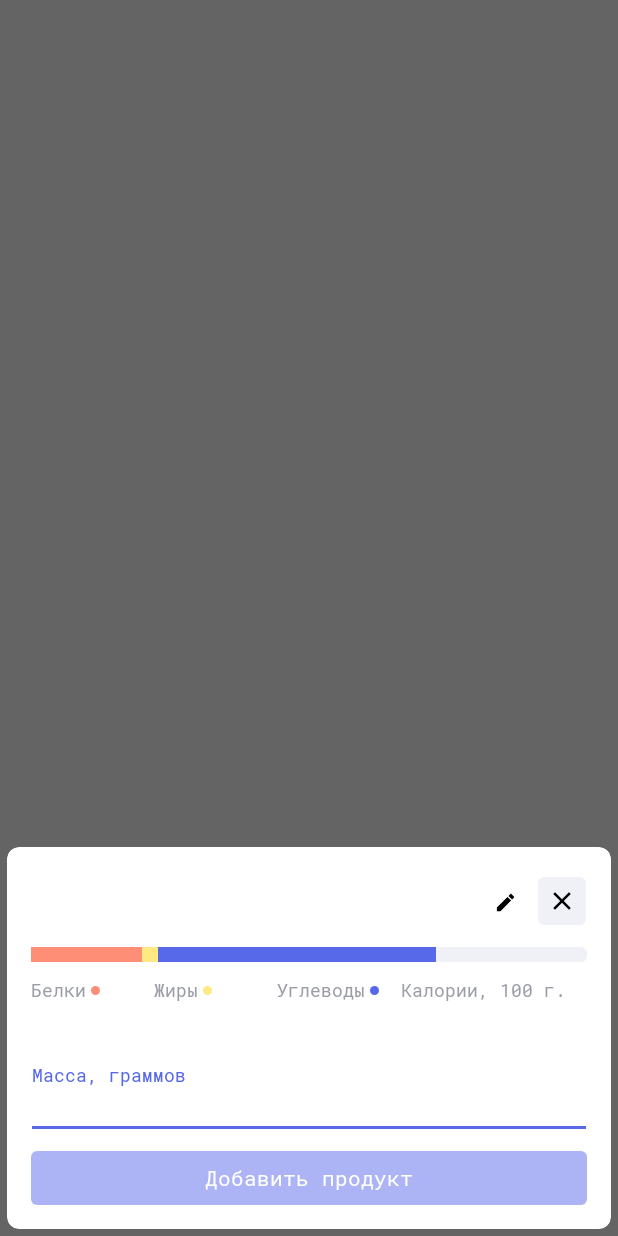
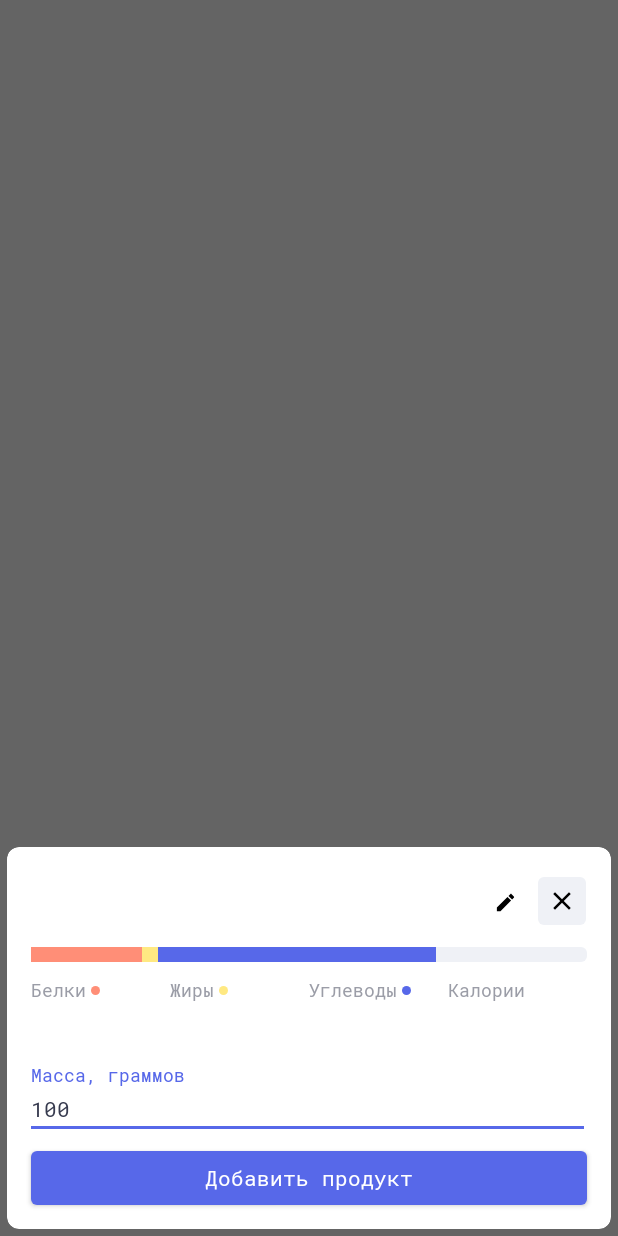
Before and after one commit to korablique/recipe_calculator, an Android app: the fragment CardDialog shown on its own in the app's theme, on a phone screen of 412 x 824 dp. Run offline under Robolectric (Android 15) with nearby library versions, the phone set to English and light mode, and no system bars; libraries missing offline, so code that uses them is left out: com.arlib.floatingsearchview; 12 statements that could not run were skipped.

Commit message:
Значения БЖУ в карточке показываются на введенную массу, прогрессбар всегда показывает БЖУ на 100 г
https://trello.com/c/sQp93ON6/

```diff
--- a/app/src/main/java/korablique/recipecalculator/model/Foodstuff.java
+++ b/app/src/main/java/korablique/recipecalculator/model/Foodstuff.java
@@ -141,4 +141,8 @@ public class Foodstuff implements Parcelable, Comparable<Foodstuff> {
             return false;
         }
     }
+
+    public Foodstuff recreateWithWeight(double weight) {
+        return new Foodstuff(name, weight, protein, fats, carbs, calories);
+    }
 }
--- a/app/src/main/java/korablique/recipecalculator/ui/NutritionValuesWrapper.java
+++ b/app/src/main/java/korablique/recipecalculator/ui/NutritionValuesWrapper.java
@@ -10,6 +10,7 @@ import android.view.ViewGroup;
 import android.widget.TextView;
 
 import korablique.recipecalculator.R;
+import korablique.recipecalculator.model.Foodstuff;
 import korablique.recipecalculator.model.Nutrition;
 
 public class NutritionValuesWrapper {
@@ -19,6 +20,7 @@ public class NutritionValuesWrapper {
     private TextView fatsTextView;
     private TextView carbsTextView;
     private TextView caloriesTextView;
+    private Foodstuff foodstuff;
 
     public NutritionValuesWrapper(Context context, ViewGroup layout) {
         this.layout = layout;
@@ -32,7 +34,7 @@ public class NutritionValuesWrapper {
         setNutritionTable(R.id.protein_layout, R.string.protein, R.drawable.new_card_protein_icon);
         setNutritionTable(R.id.fats_layout, R.string.fats, R.drawable.new_card_fats_icon);
         setNutritionTable(R.id.carbs_layout, R.string.carbs, R.drawable.new_card_carbs_icon);
-        setNutritionTable(R.id.calories_layout, R.string.calories_per_100_g, R.drawable.invisible_drawable);
+        setNutritionTable(R.id.calories_layout, R.string.calories, R.drawable.invisible_drawable);
     }
 
     // только задает цвета кружкам и названия в шапке
@@ -74,4 +76,12 @@ public class NutritionValuesWrapper {
     public double getCaloriesValue() {
         return Double.valueOf(caloriesTextView.getText().toString());
     }
+
+    public Foodstuff getFoodstuff() {
+        return foodstuff;
+    }
+
+    public void setFoodstuff(Foodstuff foodstuff) {
+        this.foodstuff = foodstuff;
+    }
 }
--- a/app/src/main/java/korablique/recipecalculator/ui/card/NewCard.java
+++ b/app/src/main/java/korablique/recipecalculator/ui/card/NewCard.java
@@ -15,7 +15,8 @@ import com.arlib.floatingsearchview.util.adapter.TextWatcherAdapter;
 import korablique.recipecalculator.R;
 import korablique.recipecalculator.model.Foodstuff;
 import korablique.recipecalculator.model.Nutrition;
-import korablique.recipecalculator.ui.NutritionProgressWithValuesWrapper;
+import korablique.recipecalculator.ui.NutritionProgressWrapper;
+import korablique.recipecalculator.ui.NutritionValuesWrapper;
 
 public class NewCard {
     public interface OnAddFoodstuffButtonClickListener {
@@ -27,23 +28,19 @@ public class NewCard {
     private TextView nameTextView;
     private Button addFoodstuffButton;
 
-    private NutritionProgressWithValuesWrapper nutritionWrapper;
+    private NutritionProgressWrapper nutritionProgressWrapper;
+    private NutritionValuesWrapper nutritionValuesWrapper;
 
     public NewCard(Context context, ViewGroup parent) {
         cardLayout = (ViewGroup) LayoutInflater.from(context).inflate(R.layout.new_card_layout, parent);
         addFoodstuffButton = cardLayout.findViewById(R.id.add_foodstuff_button);
         weightEditText = cardLayout.findViewById(R.id.weight_edit_text);
         updateAddButtonEnability(weightEditText.getText());
-        weightEditText.addTextChangedListener(new TextWatcherAdapter() {
-            @Override
-            public void afterTextChanged(Editable s) {
-                super.afterTextChanged(s);
-                updateAddButtonEnability(s);
-            }
-        });
+
         nameTextView = cardLayout.findViewById(R.id.foodstuff_name_text_view);
-        nutritionWrapper = new NutritionProgressWithValuesWrapper(
-                context, cardLayout.findViewById(R.id.nutrition_progress_with_values));
+        ViewGroup nutritionLayout = cardLayout.findViewById(R.id.nutrition_progress_with_values);
+        nutritionProgressWrapper = new NutritionProgressWrapper(context, nutritionLayout);
+        nutritionValuesWrapper = new NutritionValuesWrapper(context, nutritionLayout);
     }
 
     private void updateAddButtonEnability(Editable text) {
@@ -61,7 +58,30 @@ public class NewCard {
             weightEditText.setText(String.valueOf(foodstuff.getWeight()));
             weightEditText.setSelection(weightEditText.getText().length());
         }
-        nutritionWrapper.setNutrition(Nutrition.of100gramsOf(foodstuff));
+        nutritionProgressWrapper.setProgressInProgressBar(foodstuff.getProtein(), foodstuff.getFats(), foodstuff.getCarbs());
+        nutritionValuesWrapper.setFoodstuff(foodstuff);
+        if (foodstuff.getWeight() == -1) {
+            // когда фудстафф только задали - показываем БЖУ на 100 г
+            nutritionValuesWrapper.setNutrition(Nutrition.of100gramsOf(foodstuff));
+        } else {
+            // если у него уже есть масса - показываем БЖУ на эту массу
+            nutritionValuesWrapper.setNutrition(Nutrition.of(foodstuff));
+        }
+        weightEditText.addTextChangedListener(new TextWatcherAdapter() {
+            @Override
+            public void afterTextChanged(Editable s) {
+                // пользователь отредактировал массу - показываем значения БЖУ на новую массу
+                super.afterTextChanged(s);
+                updateAddButtonEnability(s);
+                double newWeight = 0;
+                if (!s.toString().isEmpty()) {
+                    newWeight = Double.parseDouble(s.toString());
+                }
+                Foodstuff foodstuffWithNewWeight = foodstuff.recreateWithWeight(newWeight);
+                Nutrition newNutrition = Nutrition.of(foodstuffWithNewWeight);
+                nutritionValuesWrapper.setNutrition(newNutrition);
+            }
+        });
     }
 
     ViewGroup getCardLayout() {
@@ -74,10 +94,10 @@ public class NewCard {
                     foodstuffId,
                     nameTextView.getText().toString(),
                     Double.valueOf(weightEditText.getText().toString()),
-                    nutritionWrapper.getProteinValue(),
-                    nutritionWrapper.getFatsValue(),
-                    nutritionWrapper.getCarbsValue(),
-                    nutritionWrapper.getCaloriesValue());
+                    nutritionValuesWrapper.getFoodstuff().getProtein(),
+                    nutritionValuesWrapper.getFoodstuff().getFats(),
+                    nutritionValuesWrapper.getFoodstuff().getCarbs(),
+                    nutritionValuesWrapper.getFoodstuff().getCalories());
             listener.onClick(clickedFoodstuff);
         });
     }
--- a/app/src/main/res/layout/new_card_layout.xml
+++ b/app/src/main/res/layout/new_card_layout.xml
@@ -78,8 +78,8 @@
             android:id="@+id/text_input_layout"
             android:layout_width="match_parent"
             android:layout_height="wrap_content"
-            android:layout_marginLeft="12dp"
-            android:layout_marginRight="12dp"
+            android:layout_marginLeft="11dp"
+            android:layout_marginRight="13dp"
             android:layout_marginTop="16dp"
             app:layout_constraintTop_toBottomOf="@id/nutrition_progress_with_values">
 
@@ -90,7 +90,8 @@
                 android:layout_height="wrap_content"
                 android:hint="@string/weight_in_card"
                 android:inputType="numberDecimal"
-                android:maxLines="1" />
+                android:maxLines="1"
+                android:text="@string/default_weight" />
         </android.support.design.widget.TextInputLayout>
 
         <Button
--- a/app/src/main/res/layout/nutrition_progress_with_values.xml
+++ b/app/src/main/res/layout/nutrition_progress_with_values.xml
@@ -45,7 +45,7 @@
         <include
             android:id="@+id/calories_layout"
             layout="@layout/nutrition_layout"
-            android:layout_weight="1.5"
+            android:layout_weight="1"
             android:layout_width="0dp"
             android:layout_height="wrap_content"
             android:layout_marginTop="10dp"/>
--- a/app/src/main/res/values/strings.xml
+++ b/app/src/main/res/values/strings.xml
@@ -6,7 +6,6 @@
     <string name="fats">Жиры</string>
     <string name="carbs">Углеводы</string>
     <string name="calories">Калории</string>
-    <string name="calories_per_100_g">Калории, 100 г.</string>
     <string name="weight_of_cooked_product">Масса готового продукта:</string>
     <string name="ok">OK</string>
     <string name="product_name">Название продукта</string>
@@ -57,6 +56,7 @@
     <string name="result_weight">Масса готового продукта, граммов</string>
     <string name="new_foodstuff">Новый продукт</string>
     <string name="nutrition_per_100_g">Белки, жиры и углеводы указаны на 100 г</string>
+    <string name="default_weight">100</string>
 
     <string-array name="goals_array">
         <item name="losing_weight">Похудение</item>
```
Also changed, not shown: app/src/main/java/korablique/recipecalculator/ui/NutritionProgressWithValuesWrapper.java (+0 -12 lines).
